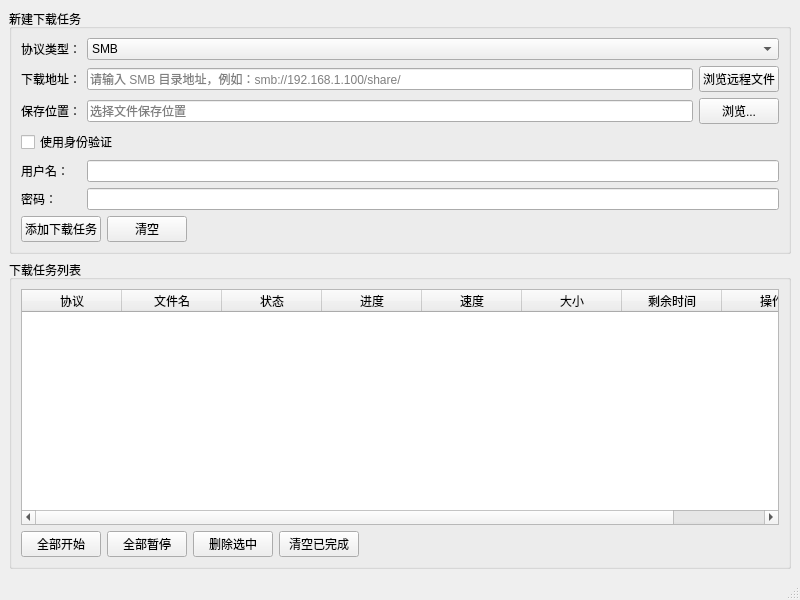
Old version of the form src/mainwindow.ui in the repository SwartzMss/DownloadAssistant.
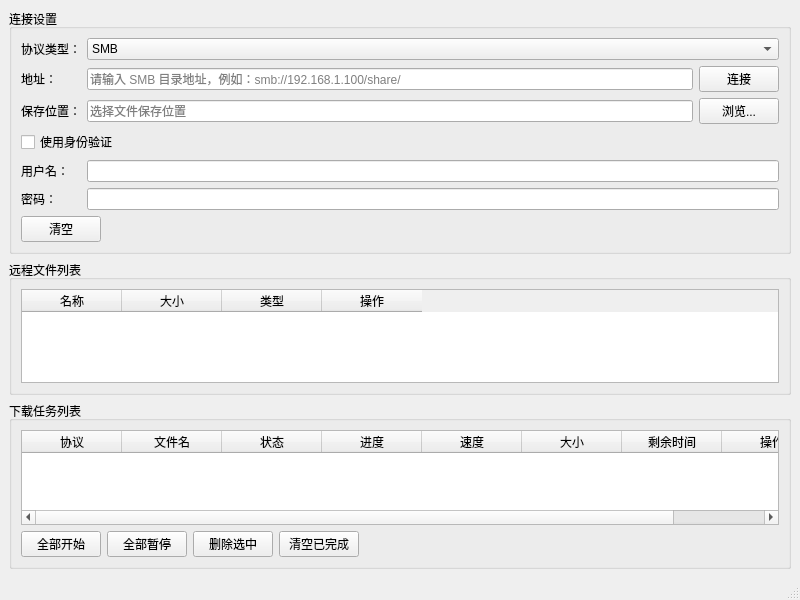
New version of the form. Custom widgets are drawn as their Qt base class.

Commit message: Revamp UI with SMB directory listing

```diff
--- a/src/mainwindow.ui
+++ b/src/mainwindow.ui
@@ -18,7 +18,7 @@
     <item>
      <widget class="QGroupBox" name="groupBox">
       <property name="title">
-       <string>新建下载任务</string>
+       <string>连接设置</string>
       </property>
       <layout class="QGridLayout" name="gridLayout">
        <item row="0" column="0">
@@ -40,7 +40,7 @@
        <item row="1" column="0">
         <widget class="QLabel" name="label_3">
          <property name="text">
-          <string>下载地址：</string>
+          <string>地址：</string>
          </property>
         </widget>
        </item>
@@ -56,7 +56,7 @@
          <item>
           <widget class="QPushButton" name="browseSmbButton">
            <property name="text">
-            <string>浏览远程文件</string>
+            <string>连接</string>
            </property>
           </widget>
          </item>
@@ -120,13 +120,6 @@
        </item>
        <item row="6" column="0" colspan="2">
         <layout class="QHBoxLayout" name="horizontalLayout_2">
-         <item>
-          <widget class="QPushButton" name="addTaskButton">
-           <property name="text">
-            <string>添加下载任务</string>
-           </property>
-          </widget>
-         </item>
          <item>
           <widget class="QPushButton" name="clearButton">
            <property name="text">
@@ -150,10 +143,43 @@
         </layout>
        </item>
       </layout>
-     </widget>
-    </item>
-    <item>
-     <widget class="QGroupBox" name="groupBox_2">
+      </widget>
+     </item>
+     <item>
+      <widget class="QGroupBox" name="remoteGroupBox">
+       <property name="title">
+        <string>远程文件列表</string>
+       </property>
+       <layout class="QVBoxLayout" name="remoteLayout">
+        <item>
+         <widget class="QTableWidget" name="remoteFileTable">
+          <column>
+           <property name="text">
+            <string>名称</string>
+           </property>
+          </column>
+          <column>
+           <property name="text">
+            <string>大小</string>
+           </property>
+          </column>
+          <column>
+           <property name="text">
+            <string>类型</string>
+           </property>
+          </column>
+          <column>
+           <property name="text">
+            <string>操作</string>
+           </property>
+          </column>
+         </widget>
+        </item>
+       </layout>
+      </widget>
+     </item>
+     <item>
+      <widget class="QGroupBox" name="groupBox_2">
       <property name="title">
        <string>下载任务列表</string>
       </property>
```
Left out of the diff: 2 changed lines with no effect on the pictures. The commit also changes 2 other files.
